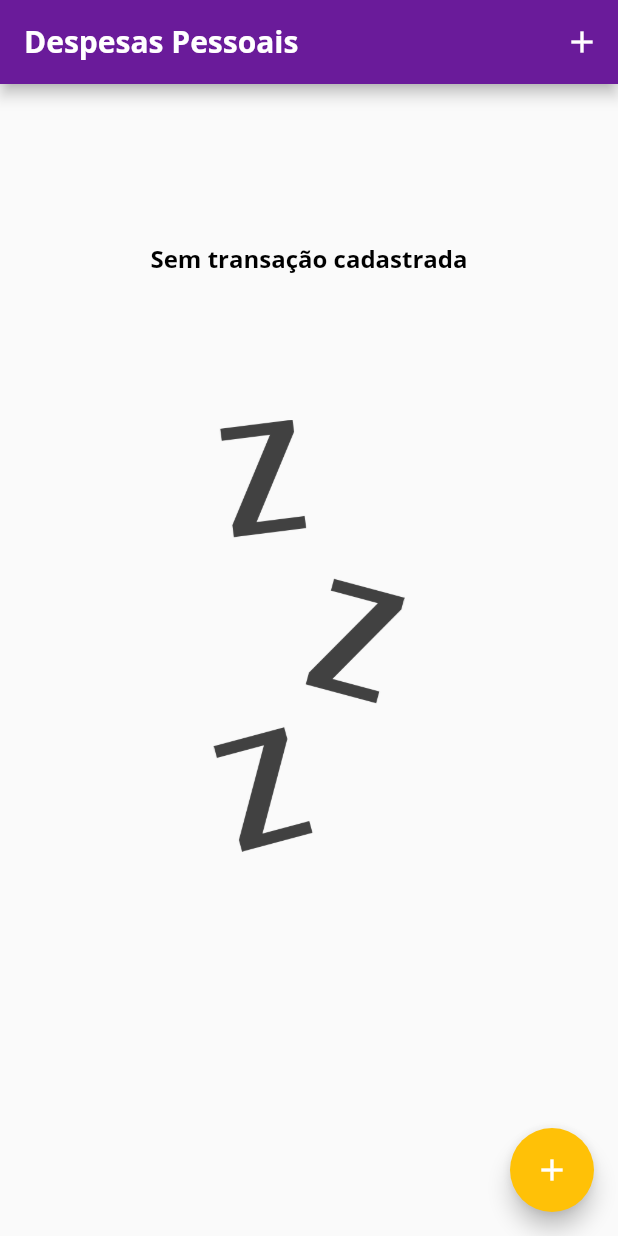
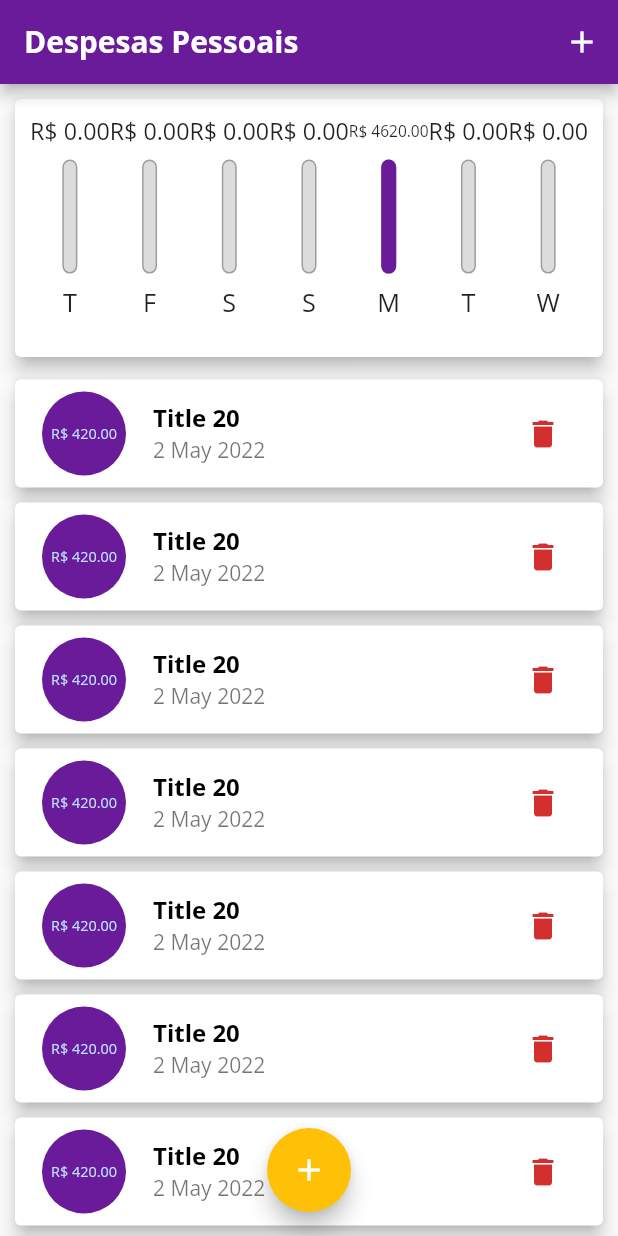
Before and after one commit to icarodavi/expenses, a Flutter app: the screen it shows after launch, on a phone screen of 412 x 824 dp. Run offline on Flutter 3.47's test engine with Material 2 defaults, Android fonts, the phone set to English and light mode, and no system bars.

Commit message:
Replae MediaQuery for _mediaQuery

```diff
--- a/lib/components/transaction_list.dart
+++ b/lib/components/transaction_list.dart
@@ -10,6 +10,7 @@ class TransactionList extends StatelessWidget {
 
   @override
   Widget build(BuildContext context) {
+    final _mediaQuery = MediaQuery.of(context);
     return transactions.isEmpty
         ? LayoutBuilder(
             builder: (ctx, constraints) {
@@ -60,11 +61,24 @@ class TransactionList extends StatelessWidget {
                     style: Theme.of(context).textTheme.headline6,
                   ),
                   subtitle: Text(DateFormat('d MMM y').format(tr.date)),
-                  trailing: IconButton(
-                    icon: const Icon(Icons.delete),
-                    onPressed: () => removeTransaction(tr.id),
-                    color: Theme.of(context).colorScheme.error,
-                  ),
+                  trailing: _mediaQuery.size.width > 600
+                      ? TextButton.icon(
+                          onPressed: () => removeTransaction(tr.id),
+                          icon: const Icon(Icons.delete),
+                          label: const Text('Excluir'),
+                          style: ButtonStyle(
+                            foregroundColor: MaterialStateProperty.all<Color>(
+                                Theme.of(context)
+                                    .buttonTheme
+                                    .colorScheme!
+                                    .error),
+                          ),
+                        )
+                      : IconButton(
+                          icon: const Icon(Icons.delete),
+                          onPressed: () => removeTransaction(tr.id),
+                          color: Theme.of(context).colorScheme.error,
+                        ),
                 ),
               );
             },
--- a/lib/main.dart
+++ b/lib/main.dart
@@ -49,7 +49,8 @@ class MyHomePage extends StatefulWidget {
 
 class _MyHomePageState extends State<MyHomePage> {
   final List<Transaction> _transaction = [];
-  bool _showChart = true;
+  bool _showChart = false;
+  bool _ran = false;
 
   List<Transaction> get _recentTransactions {
     return _transaction.where((tr) {
@@ -88,10 +89,25 @@ class _MyHomePageState extends State<MyHomePage> {
     });
   }
 
+  _generate() {
+    if (!_ran) {
+      for (var i = 0; i <= 10; i++) {
+        _transaction.add(Transaction(
+          date: DateTime.now().subtract(Duration(days: Random().nextInt(7))),
+          id: Random().nextDouble().toString(),
+          title: 'Title ${Random().nextInt(100)}',
+          value: double.parse(Random().nextInt(1000).toString()),
+        ));
+      }
+    }
+    _ran = true;
+  }
+
   @override
   Widget build(BuildContext context) {
-    bool isLandscape =
-        MediaQuery.of(context).orientation == Orientation.landscape;
+    final _mediaQuery = MediaQuery.of(context);
+    _generate();
+    bool isLandscape = _mediaQuery.orientation == Orientation.landscape;
     // SystemChrome.setPreferredOrientations([DeviceOrientation.portraitUp]);
 
     final appBar = AppBar(
@@ -113,9 +129,9 @@ class _MyHomePageState extends State<MyHomePage> {
         ),
       ],
     );
-    final availableHeight = MediaQuery.of(context).size.height -
+    final availableHeight = _mediaQuery.size.height -
         appBar.preferredSize.height -
-        MediaQuery.of(context).padding.top;
+        _mediaQuery.padding.top;
 
     return Scaffold(
       appBar: appBar,
@@ -124,19 +140,20 @@ class _MyHomePageState extends State<MyHomePage> {
           mainAxisAlignment: MainAxisAlignment.spaceAround,
           crossAxisAlignment: CrossAxisAlignment.stretch,
           children: <Widget>[
-            _showChart
-                ? const Text('')
-                : Container(
-                    height: availableHeight * (isLandscape ? .7 : 0.25),
-                    child: Chart(_recentTransactions),
-                  ),
+            if (_showChart || !isLandscape)
+              Container(
+                height: availableHeight * (isLandscape ? .45 : 0.25),
+                child: Chart(_recentTransactions),
+              ),
             Container(
-              height: availableHeight * .75,
+              height:
+                  availableHeight * ((isLandscape && !_showChart) ? 1 : .75),
               child: TransactionList(_transaction, _removeTransaction),
             ),
           ],
         ),
       ),
+      floatingActionButtonLocation: FloatingActionButtonLocation.centerFloat,
       floatingActionButton: FloatingActionButton(
         child: const Icon(Icons.add),
         onPressed: () => _openTransactionFormModal(context),
@@ -144,11 +161,3 @@ class _MyHomePageState extends State<MyHomePage> {
     );
   }
 }
-// for (var i = 0; i <= 10; i++) {
-//       _transaction.add(Transaction(
-//         date: DateTime.now().subtract(Duration(days: Random().nextInt(7))),
-//         id: Random().nextDouble().toString(),
-//         title: 'Title ${Random().nextInt(100)}',
-//         value: double.parse(Random().nextInt(1000).toString()),
-//       ));
-//     }
```
